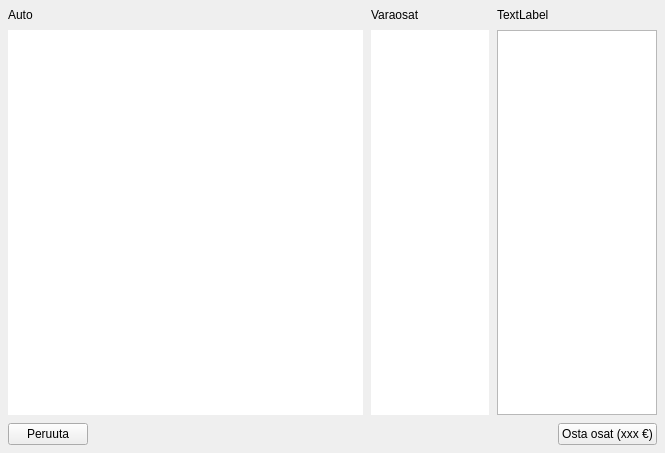
Before: the Qt Designer form src/client/ui/technicsmenu.ui in ruisleipa/kp2, drawn with Qt 5.
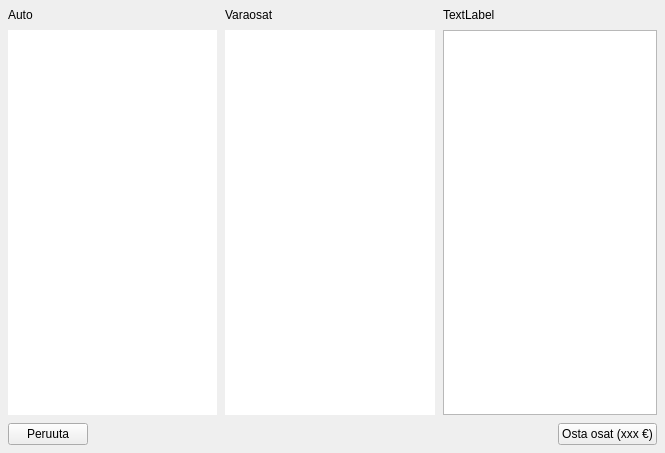
After: the same form once the commit is applied. Custom widgets are drawn as their Qt base class.

```diff
--- a/src/client/ui/technicsmenu.ui
+++ b/src/client/ui/technicsmenu.ui
@@ -21,13 +21,13 @@
     <number>8</number>
    </property>
    <item>
-    <layout class="QHBoxLayout" name="horizontalLayout_2" stretch="3,1">
+    <layout class="QHBoxLayout" name="horizontalLayout_2" stretch="2,1">
      <property name="spacing">
       <number>8</number>
      </property>
      <item>
       <widget class="QWidget" name="widget" native="true">
-       <layout class="QHBoxLayout" name="horizontalLayout_3" stretch="6,2">
+       <layout class="QHBoxLayout" name="horizontalLayout_3" stretch="0,0">
         <property name="spacing">
          <number>8</number>
         </property>
@@ -89,7 +89,7 @@
            </widget>
           </item>
           <item>
-           <widget class="QListWidget" name="listWidget">
+           <widget class="TableView" name="playerView">
             <property name="sizePolicy">
              <sizepolicy hsizetype="Preferred" vsizetype="Preferred">
               <horstretch>0</horstretch>
@@ -111,9 +111,6 @@
             <property name="defaultDropAction">
              <enum>Qt::MoveAction</enum>
             </property>
-            <property name="viewMode">
-             <enum>QListView::ListMode</enum>
-            </property>
            </widget>
           </item>
          </layout>
```
Left out of the diff: 5 changed lines with no effect on the pictures.
